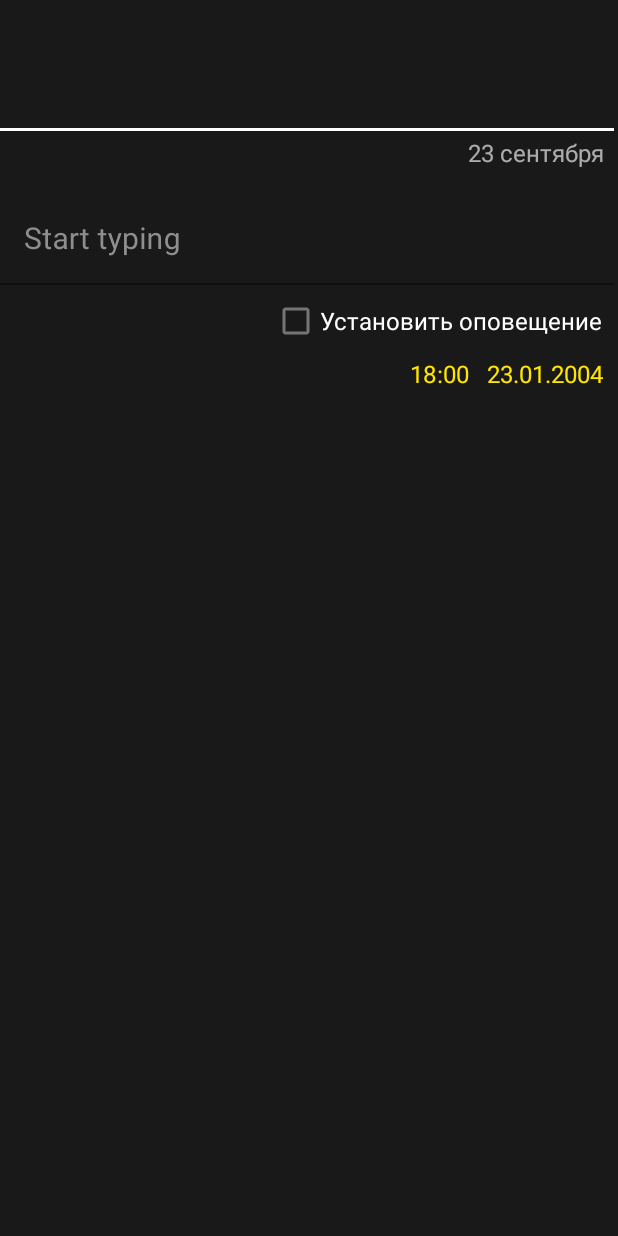
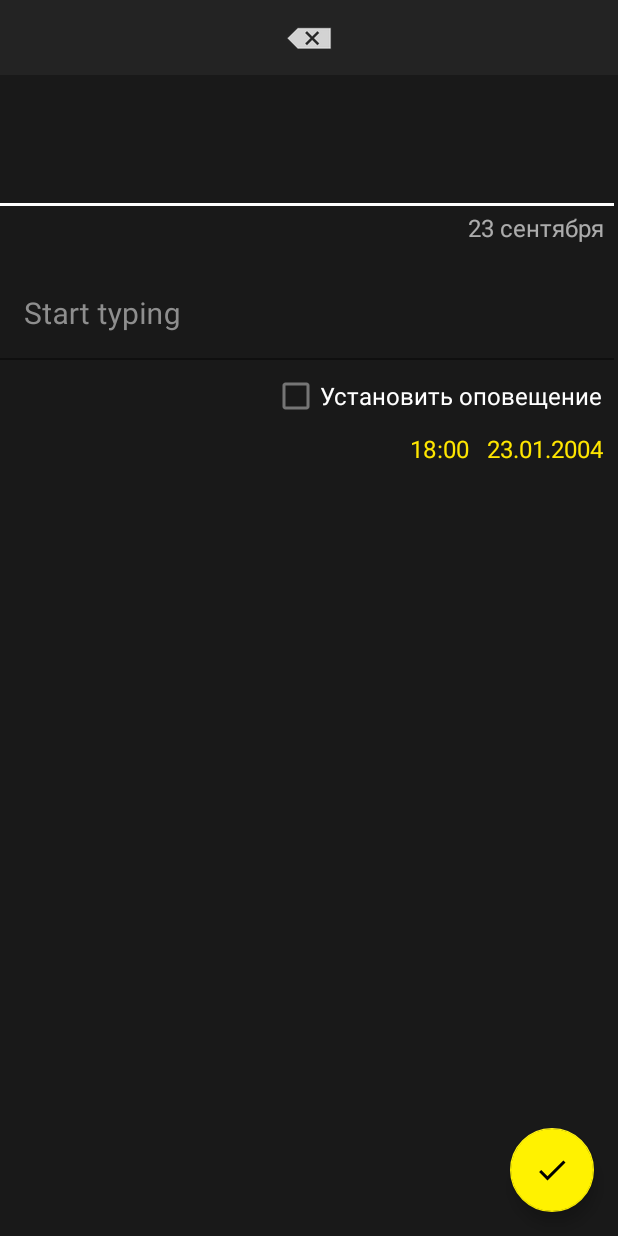
Before and after one commit to Artsav23/Godoit, an Android app: the layout activity_create_task.xml on its own in the app's theme, with its tools: preview values and no code run, on a phone screen of 412 x 824 dp. Run offline under Robolectric (Android 15) with nearby library versions, the phone set to English and light mode, and no system bars.

Commit message:
correct app

```diff
--- /dev/null
+++ b/app/src/main/res/drawable/ic_done.xml
@@ -0,0 +1,5 @@
+<vector android:height="50dp" android:tint="#FFFFFF"
+    android:viewportHeight="24" android:viewportWidth="24"
+    android:width="50dp" xmlns:android="http://schemas.android.com/apk/res/android">
+    <path android:fillColor="@android:color/white" android:pathData="M9,16.17L4.83,12l-1.42,1.41L9,19 21,7l-1.41,-1.41z"/>
+</vector>
--- a/app/src/main/res/layout/activity_create_task.xml
+++ b/app/src/main/res/layout/activity_create_task.xml
@@ -16,6 +16,14 @@
             android:layout_height="wrap_content"
             android:orientation="vertical">
 
+            <ImageButton
+                android:id="@+id/cancelButton"
+                android:layout_width="match_parent"
+                android:layout_height="50dp"
+                android:background="#12AEAEAE"
+                android:clickable="true"
+                app:srcCompat="@android:drawable/ic_input_delete" />
+
             <com.google.android.material.textfield.TextInputLayout
                 android:id="@+id/title"
                 android:layout_width="409dp"
@@ -27,6 +35,7 @@
                 app:hintTextColor="#008E8E8E">
 
                 <com.google.android.material.textfield.TextInputEditText
+                    android:id="@+id/titleEditText"
                     android:layout_width="match_parent"
                     android:layout_height="wrap_content"
                     android:background="#191919"
@@ -58,6 +67,7 @@
                 app:hintTextColor="#008E8E8E">
 
                 <com.google.android.material.textfield.TextInputEditText
+                    android:id="@+id/taskEditText"
                     android:layout_width="match_parent"
                     android:layout_height="wrap_content"
                     android:background="#191919"
@@ -84,9 +94,33 @@
                 android:gravity="right"
                 android:text="18:00   23.01.2004"
                 android:textColor="#FFE600"
-                android:textSize="16sp" />
+                android:textSize="16sp"
+                android:visibility="invisible"
+                tools:visibility="visible" />
+
+            <TextView
+                android:id="@+id/textView3"
+                android:layout_width="match_parent"
+                android:layout_height="wrap_content"
+                android:text="Заполните хоть какое-то поле"
+                android:textColor="#E1FF0000"
+                android:textSize="16sp"
+                android:visibility="invisible" />
 
         </LinearLayout>
     </ScrollView>
 
+    <com.google.android.material.floatingactionbutton.FloatingActionButton
+        android:id="@+id/done"
+        android:layout_width="wrap_content"
+        android:layout_height="wrap_content"
+        android:layout_gravity="right"
+        android:layout_marginEnd="16dp"
+        android:layout_marginBottom="16dp"
+        android:clickable="true"
+        app:backgroundTint="#FFF200"
+        app:layout_constraintBottom_toBottomOf="parent"
+        app:layout_constraintEnd_toEndOf="parent"
+        app:srcCompat="@drawable/ic_done" />
+
 </androidx.constraintlayout.widget.ConstraintLayout>
```
Also changed, not shown: app/src/main/java/Adapter/Adapter.kt (+9 -0 lines), app/src/main/java/Adapter/TaskComponents.kt (+4 -3 lines), app/src/main/java/Dialog/TimeDialogFragment.kt (+35 -16 lines), app/src/main/java/com/example/godoit/CreateTask.kt (+38 -11 lines), app/src/main/java/com/example/godoit/TasksActivity.kt (+7 -1 lines), app/src/main/res/layout/activity_item_notification.xml (+20 -3 lines), app/src/main/res/values/strings.xml (+14 -2 lines).
